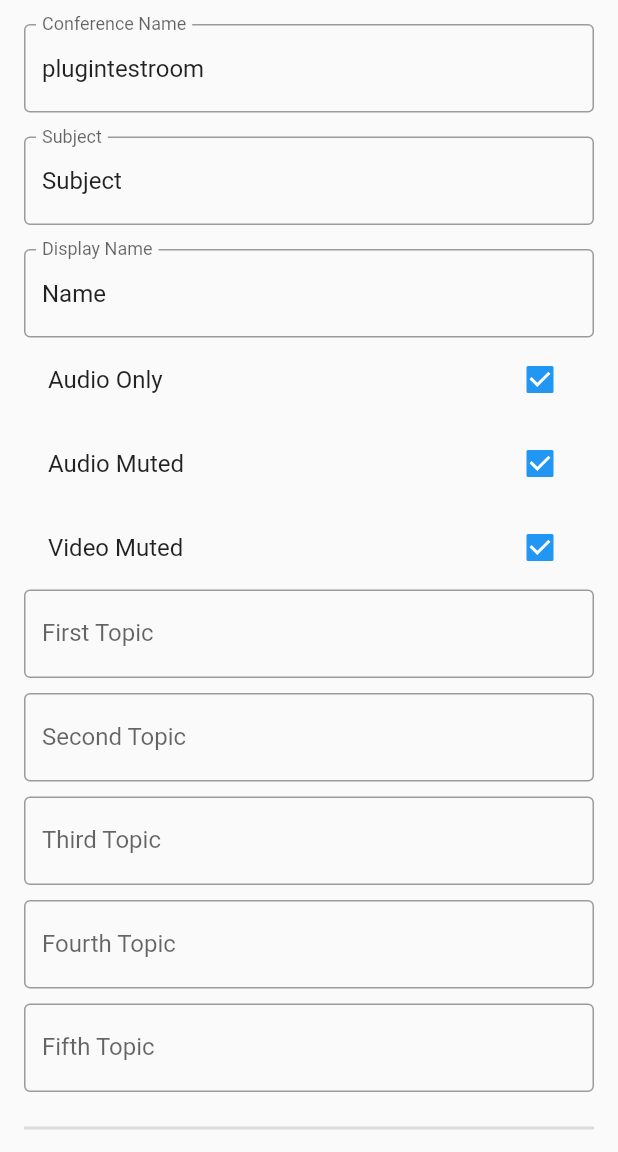
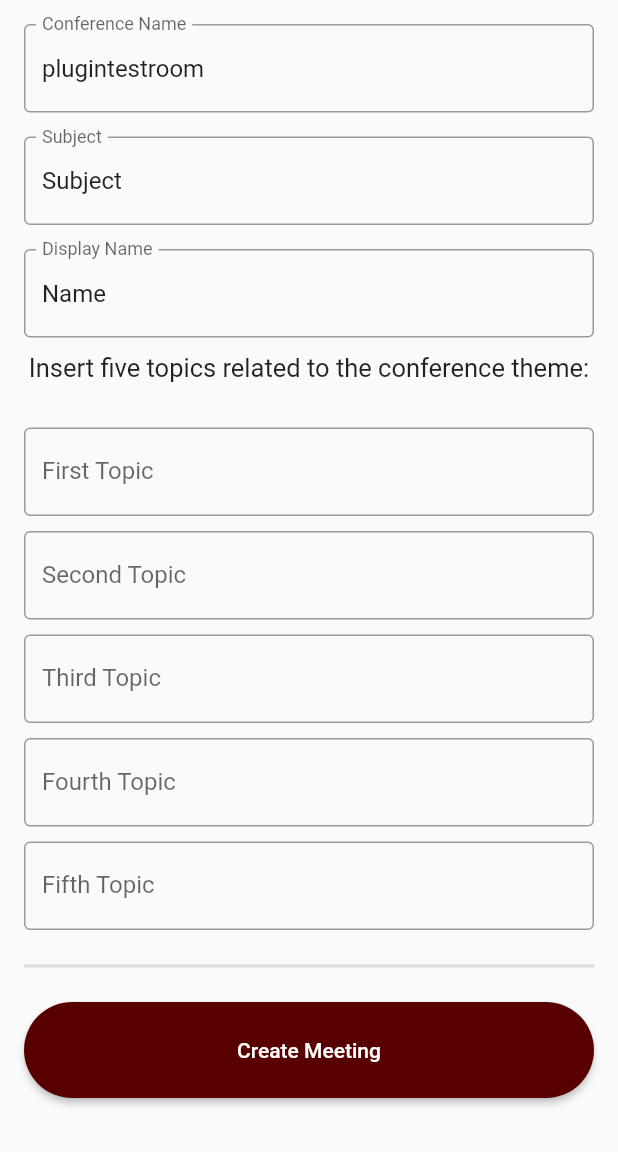
Before and after one commit to FEUP-ESOF-2020-21/open-cx-t3g4, a Flutter app: the ConferenceMenu screen opened directly, after a tap on "Create Meeting", on a phone screen of 412 x 824 dp, the part 84-1236 px from its top. Run offline on Flutter 3.47's test engine with Material 2 defaults, Android fonts, the phone set to English and light mode, and no system bars; our stand-ins replace firebase_auth, firebase_core, firebase_database; missing offline and left inert: jitsi_meet; accounts and stored records are empty.

Commit message:
fix create conference

```diff
--- a/lobby_jump/lib/conference_menu.dart
+++ b/lobby_jump/lib/conference_menu.dart
@@ -111,7 +111,7 @@ class ConferenceMenu extends StatelessWidget {
         Container(
           padding: EdgeInsets.only(bottom: 20, left: 15, right: 15),
           width: 300.0,
-          height: 70.0,
+          height: 90.0,
           child: new RaisedButton(
             onPressed: () {
               Navigator.push(
@@ -131,10 +131,13 @@ class ConferenceMenu extends StatelessWidget {
             ),
           ),
         ),
+         SizedBox(
+          height: 20,
+        ),
         Container(
           padding: EdgeInsets.only(bottom: 20, left: 10, right: 10),
           width: 300.0,
-          height: 70.0,
+          height: 90.0,
           child: new RaisedButton(
             onPressed: () {
               Navigator.push(
--- a/lobby_jump/lib/create_conference.dart
+++ b/lobby_jump/lib/create_conference.dart
@@ -134,7 +134,7 @@ class _CreateConferenceState extends State<CreateConference> {
                       labelText: "Display Name",
                     ),
                   ),
-                  CheckboxListTile(
+                  /*  CheckboxListTile(
                     title: Text("Audio Only"),
                     value: isAudioOnly,
                     onChanged: _onAudioOnlyChanged,
@@ -148,6 +148,16 @@ class _CreateConferenceState extends State<CreateConference> {
                     title: Text("Video Muted"),
                     value: isVideoMuted,
                     onChanged: _onVideoMutedChanged,
+                  ), */
+                  SizedBox(
+                    height: 10.0,
+                  ),
+                  SizedBox(
+                    height: 50,
+                    child: Text(
+                      "Insert five topics related to the conference theme:",
+                      style: TextStyle(fontSize: 17),
+                    ),
                   ),
                   TextFormField(
                     onChanged: (val) => topic1 = val,
@@ -221,9 +231,6 @@ class _CreateConferenceState extends State<CreateConference> {
                         borderRadius: BorderRadius.circular(50.0),
                       ),
                     ),
-                  ),
-                  SizedBox(
-                    height: 48.0,
                   ),
                 ],
               ),
```
